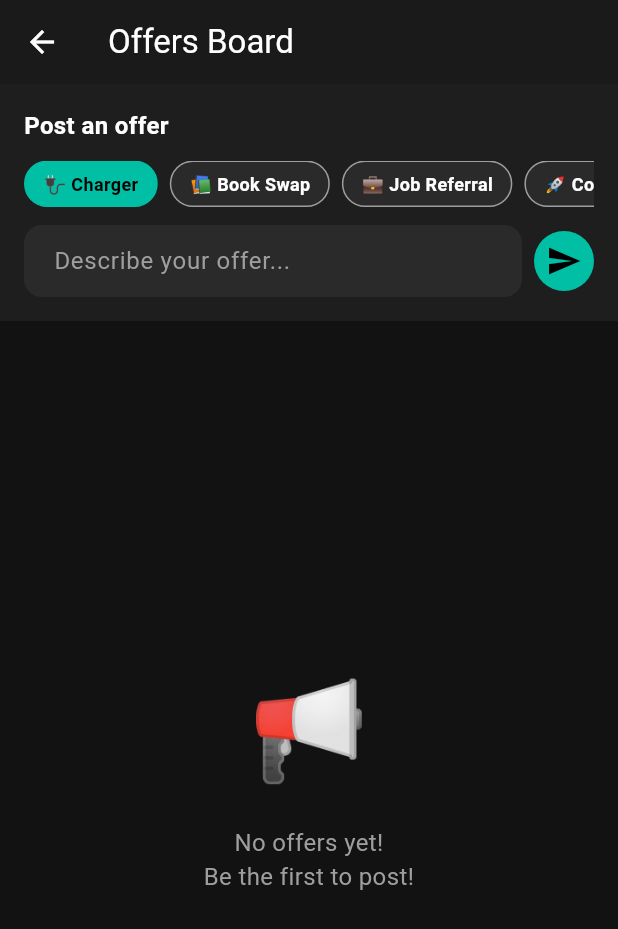
After one commit to musthaqahmedg/layover_friends, a Flutter app: the OffersScreen screen opened directly, after a tap on the "send" icon, on a phone screen of 412 x 824 dp. The commit adds this screen. Shown: the top 929 px of the screen. Run offline on Flutter 3.47's test engine with Material 3 defaults, Android fonts, the light colour scheme and no system bars; our stand-ins replace cloud_firestore, firebase_auth, firebase_core; accounts and stored records are empty.

Commit message:
Add offers board with categories

```diff
--- /dev/null
+++ b/lib/screens/offers_screen.dart
@@ -0,0 +1,286 @@
+import 'package:flutter/material.dart';
+import 'package:firebase_auth/firebase_auth.dart';
+import 'package:cloud_firestore/cloud_firestore.dart';
+
+class OffersScreen extends StatefulWidget {
+  const OffersScreen({super.key});
+
+  @override
+  State<OffersScreen> createState() => _OffersScreenState();
+}
+
+class _OffersScreenState extends State<OffersScreen> {
+  final _offerController = TextEditingController();
+  String _selectedCategory = 'Charger';
+  bool _isLoading = false;
+
+  final List<Map<String, dynamic>> _categories = [
+    {'label': 'Charger', 'icon': '🔌'},
+    {'label': 'Book Swap', 'icon': '📚'},
+    {'label': 'Job Referral', 'icon': '💼'},
+    {'label': 'Co-founder', 'icon': '🚀'},
+    {'label': 'Career Advice', 'icon': '🎯'},
+    {'label': 'Just Networking', 'icon': '🤝'},
+  ];
+
+  Future<void> _postOffer() async {
+    if (_offerController.text.trim().isEmpty) return;
+
+    setState(() => _isLoading = true);
+
+    try {
+      final user = FirebaseAuth.instance.currentUser!;
+      await FirebaseFirestore.instance.collection('offers').add({
+        'userId': user.uid,
+        'userName': user.displayName,
+        'userPhoto': user.photoURL,
+        'category': _selectedCategory,
+        'description': _offerController.text.trim(),
+        'createdAt': FieldValue.serverTimestamp(),
+      });
+
+      _offerController.clear();
+      if (mounted) {
+        ScaffoldMessenger.of(context).showSnackBar(
+          const SnackBar(
+            content: Text('Offer posted! ✅'),
+            backgroundColor: Color(0xFF00BFA5),
+          ),
+        );
+      }
+    } catch (e) {
+      ScaffoldMessenger.of(
+        context,
+      ).showSnackBar(SnackBar(content: Text('Error: $e')));
+    }
+
+    setState(() => _isLoading = false);
+  }
+
+  @override
+  Widget build(BuildContext context) {
+    return Scaffold(
+      appBar: AppBar(
+        title: const Text('Offers Board'),
+        backgroundColor: const Color(0xFF1A1A1A),
+        foregroundColor: Colors.white,
+      ),
+      body: Column(
+        children: [
+          Container(
+            padding: const EdgeInsets.all(16),
+            color: const Color(0xFF1E1E1E),
+            child: Column(
+              crossAxisAlignment: CrossAxisAlignment.start,
+              children: [
+                const Text(
+                  'Post an offer',
+                  style: TextStyle(
+                    color: Colors.white,
+                    fontSize: 16,
+                    fontWeight: FontWeight.bold,
+                  ),
+                ),
+                const SizedBox(height: 12),
+                SingleChildScrollView(
+                  scrollDirection: Axis.horizontal,
+                  child: Row(
+                    children: _categories.map((cat) {
+                      final isSelected = _selectedCategory == cat['label'];
+                      return GestureDetector(
+                        onTap: () =>
+                            setState(() => _selectedCategory = cat['label']),
+                        child: Container(
+                          margin: const EdgeInsets.only(right: 8),
+                          padding: const EdgeInsets.symmetric(
+                            horizontal: 12,
+                            vertical: 6,
+                          ),
+                          decoration: BoxDecoration(
+                            color: isSelected
+                                ? const Color(0xFF00BFA5)
+                                : const Color(0xFF2A2A2A),
+                            borderRadius: BorderRadius.circular(20),
+                            border: Border.all(
+                              color: isSelected
+                                  ? const Color(0xFF00BFA5)
+                                  : Colors.grey,
+                            ),
+                          ),
+                          child: Text(
+                            '${cat['icon']} ${cat['label']}',
+                            style: TextStyle(
+                              color: isSelected ? Colors.black : Colors.white,
+                              fontSize: 12,
+                              fontWeight: FontWeight.bold,
+                            ),
+                          ),
+                        ),
+                      );
+                    }).toList(),
+                  ),
+                ),
+                const SizedBox(height: 12),
+                Row(
+                  children: [
+                    Expanded(
+                      child: TextField(
+                        controller: _offerController,
+                        style: const TextStyle(color: Colors.white),
+                        decoration: InputDecoration(
+                          hintText: 'Describe your offer...',
+                          hintStyle: const TextStyle(color: Colors.grey),
+                          filled: true,
+                          fillColor: const Color(0xFF2A2A2A),
+                          border: OutlineInputBorder(
+                            borderRadius: BorderRadius.circular(12),
+                            borderSide: BorderSide.none,
+                          ),
+                          contentPadding: const EdgeInsets.symmetric(
+                            horizontal: 16,
+                            vertical: 12,
+                          ),
+                        ),
+                      ),
+                    ),
+                    const SizedBox(width: 8),
+                    CircleAvatar(
+                      backgroundColor: const Color(0xFF00BFA5),
+                      child: _isLoading
+                          ? const CircularProgressIndicator(
+                              color: Colors.black,
+                              strokeWidth: 2,
+                            )
+                          : IconButton(
+                              icon: const Icon(Icons.send, color: Colors.black),
+                              onPressed: _postOffer,
+                            ),
+                    ),
+                  ],
+                ),
+              ],
+            ),
+          ),
+          Expanded(
+            child: StreamBuilder<QuerySnapshot>(
+              stream: FirebaseFirestore.instance
+                  .collection('offers')
+                  .orderBy('createdAt', descending: true)
+                  .snapshots(),
+              builder: (context, snapshot) {
+                if (snapshot.connectionState == ConnectionState.waiting) {
+                  return const Center(child: CircularProgressIndicator());
+                }
+
+                final offers = snapshot.data?.docs ?? [];
+
+                if (offers.isEmpty) {
+                  return const Center(
+                    child: Column(
+                      mainAxisAlignment: MainAxisAlignment.center,
+                      children: [
+                        Text('📢', style: TextStyle(fontSize: 64)),
+                        SizedBox(height: 16),
+                        Text(
+                          'No offers yet!\nBe the first to post!',
+                          textAlign: TextAlign.center,
+                          style: TextStyle(color: Colors.grey, fontSize: 16),
+                        ),
+                      ],
+                    ),
+                  );
+                }
+
+                return ListView.builder(
+                  padding: const EdgeInsets.all(16),
+                  itemCount: offers.length,
+                  itemBuilder: (context, index) {
+                    final data = offers[index].data() as Map<String, dynamic>;
+                    final category = _categories.firstWhere(
+                      (c) => c['label'] == data['category'],
+                      orElse: () => {'icon': '📢', 'label': 'Other'},
+                    );
+
+                    return Card(
+                      color: const Color(0xFF1E1E1E),
+                      margin: const EdgeInsets.only(bottom: 12),
+                      shape: RoundedRectangleBorder(
+                        borderRadius: BorderRadius.circular(16),
+                      ),
+                      child: Padding(
+                        padding: const EdgeInsets.all(16),
+                        child: Column(
+                          crossAxisAlignment: CrossAxisAlignment.start,
+                          children: [
+                            Row(
+                              children: [
+                                CircleAvatar(
+                                  radius: 20,
+                                  backgroundImage: data['userPhoto'] != null
+                                      ? NetworkImage(data['userPhoto'])
+                                      : null,
+                                  child: data['userPhoto'] == null
+                                      ? const Icon(Icons.person)
+                                      : null,
+                                ),
+                                const SizedBox(width: 12),
+                                Expanded(
+                                  child: Column(
+                                    crossAxisAlignment:
+                                        CrossAxisAlignment.start,
+                                    children: [
+                                      Text(
+                                        data['userName'] ?? 'Unknown',
+                                        style: const TextStyle(
+                                          color: Colors.white,
+                                          fontWeight: FontWeight.bold,
+                                        ),
+                                      ),
+                                      Container(
+                                        padding: const EdgeInsets.symmetric(
+                                          horizontal: 8,
+                                          vertical: 2,
+                                        ),
+                                        decoration: BoxDecoration(
+                                          color: const Color(
+                                            0xFF00BFA5,
+                                          ).withOpacity(0.2),
+                                          borderRadius: BorderRadius.circular(
+                                            10,
+                                          ),
+                                        ),
+                                        child: Text(
+                                          '${category['icon']} ${data['category']}',
+                                          style: const TextStyle(
+                                            color: Color(0xFF00BFA5),
+                                            fontSize: 11,
+                                          ),
+                                        ),
+                                      ),
+                                    ],
+                                  ),
+                                ),
+                              ],
+                            ),
+                            const SizedBox(height: 12),
+                            Text(
+                              data['description'] ?? '',
+                              style: const TextStyle(
+                                color: Colors.white70,
+                                fontSize: 14,
+                              ),
+                            ),
+                          ],
+                        ),
+                      ),
+                    );
+                  },
+                );
+              },
+            ),
+          ),
+        ],
+      ),
+    );
+  }
+}
```
Also changed, not shown: lib/screens/home_screen.dart (+7 -1 lines).
